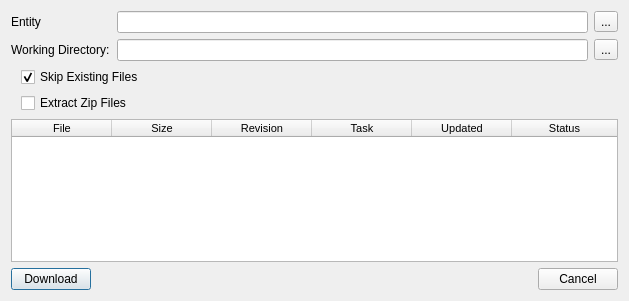
First picture: the form in module/wildchildanimation/gui/forms/maya/download_dialog.ui, repository dearyangyu/swing, before the edit.
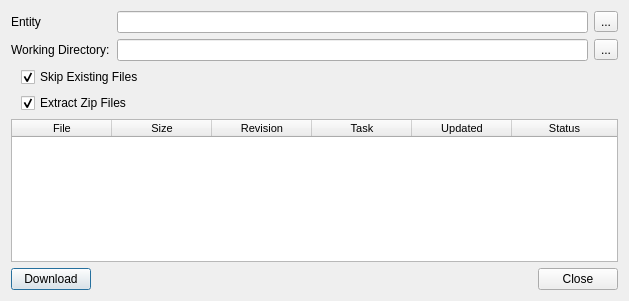
Second picture: the form after the edit.

Diff of the .ui file:
```diff
--- a/module/wildchildanimation/gui/forms/maya/download_dialog.ui
+++ b/module/wildchildanimation/gui/forms/maya/download_dialog.ui
@@ -144,7 +144,7 @@
         <string>Extract Zip Files</string>
        </property>
        <property name="checked">
-        <bool>false</bool>
+        <bool>true</bool>
        </property>
       </widget>
      </item>
@@ -242,7 +242,7 @@
      <item>
       <widget class="QPushButton" name="pushButtonCancel">
        <property name="text">
-        <string>Cancel</string>
+        <string>Close</string>
        </property>
        <property name="autoDefault">
         <bool>false</bool>
```
